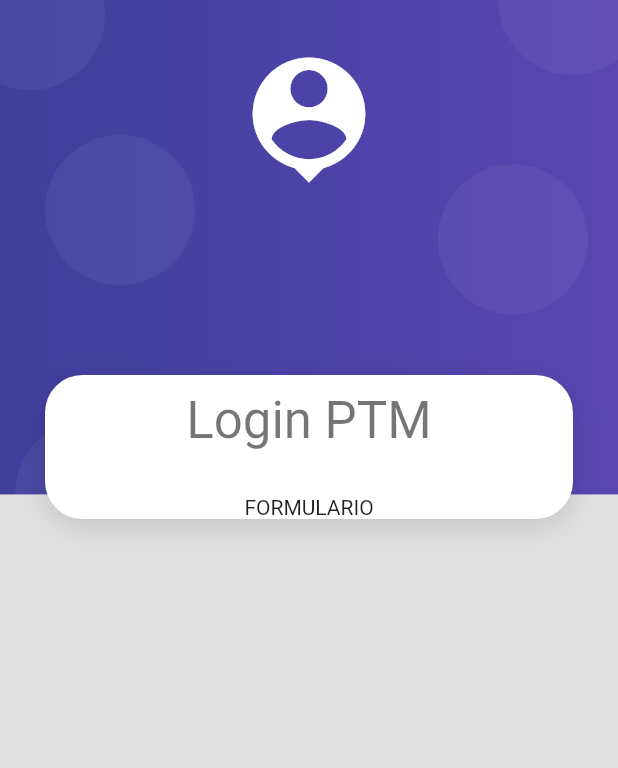
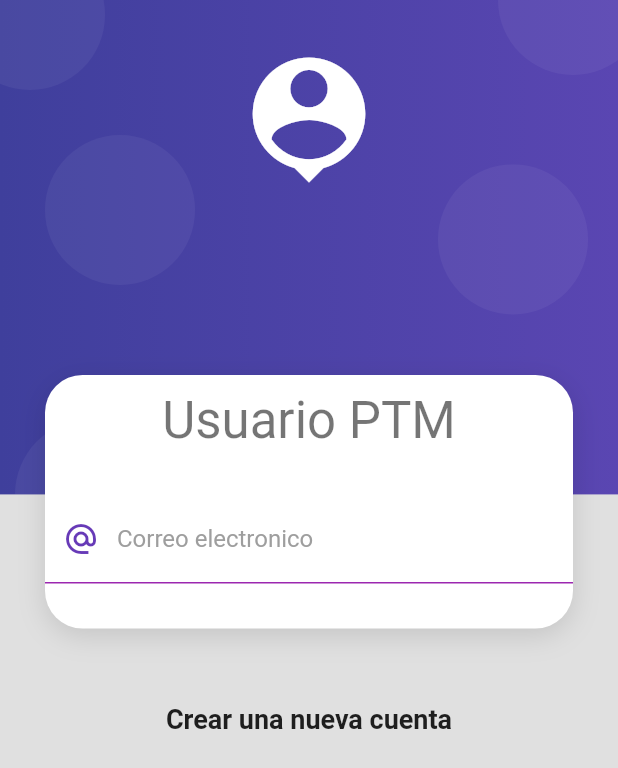
Before and after one commit to javierhenaohe/login_image, a Flutter app: the screen it shows after launch, on a phone screen of 412 x 824 dp. Shown: the top 768 px of the screen. Run offline on Flutter 3.47's test engine with Material 2 defaults, Android fonts, the light colour scheme and no system bars.

Commit message:
inicio v209 sexto commit

```diff
--- a/lib/screens/login_screen.dart
+++ b/lib/screens/login_screen.dart
@@ -17,16 +17,66 @@ class LoginScreen extends StatelessWidget {
                 child: Column(
                   children: [
                     SizedBox(height: 10),
-                  Text('Login PTM',
+                    Text('Usuario PTM',
                         style: Theme.of(context).textTheme.headline4),
                     SizedBox(height: 30),
-                  Text('FORMULARIO'),
+                    _LoginForm(),
+                    SizedBox(height: 30),
                   ],
                 ),
               ), //CHILD**
+              SizedBox(height: 50),
+
+              Text(
+                'Crear una nueva cuenta',
+                style: TextStyle(fontSize: 18, fontWeight: FontWeight.bold),
+              )
             ],
           ),
         ),
-    ));
+      ),
+    );
   }
 }
+
+// esta clase tendra solo el formulario
+class _LoginForm extends StatelessWidget {
+  @override
+  Widget build(BuildContext context) {
+    return Container(
+      child: Form(
+        //TODO: MANTENER LA REFERENCIA AL KEY
+        child: Column(
+          children: [
+            TextFormField(
+              autocorrect: false,
+              keyboardType: TextInputType.emailAddress,
+              decoration: InputDecoration(
+                enabledBorder: UnderlineInputBorder(
+                  borderSide: BorderSide(
+                    color: Colors.purple,
+                  ),
+                ),
+                focusedBorder: UnderlineInputBorder(
+                  borderSide: BorderSide(
+                    color: Colors.deepPurple,
+                    width: 2,
+                  ),
+                ),
+                hintText: 'ptm@sk.com.co',
+                labelText: 'Correo electronico',
+                labelStyle: TextStyle(
+                  color: Colors.grey,
+                ),
+                prefixIcon: Icon(
+                  Icons.alternate_email_sharp,
+                  color: Colors.deepPurple,
+                ),
+              ),
+            ),
+          ],
+        ),
+      ),
+    );
+  }
+}
```
Lines whose indentation alone changed are shown as unchanged.
